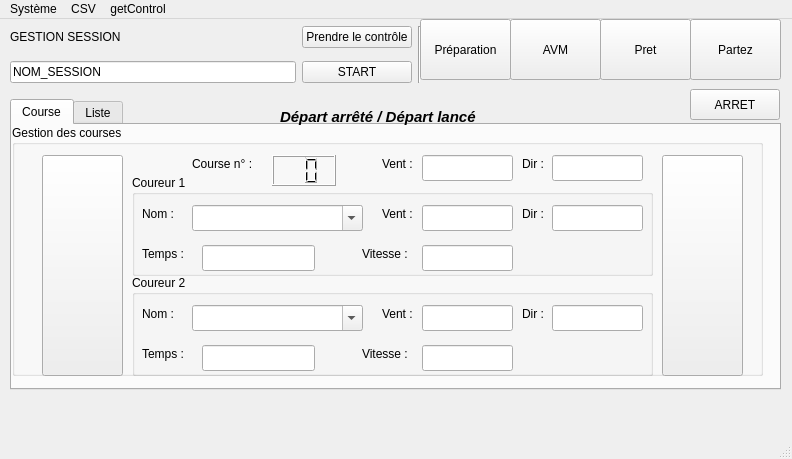
Qt form cguisession.ui (PhASnBenoit/appPMV) before a commit.
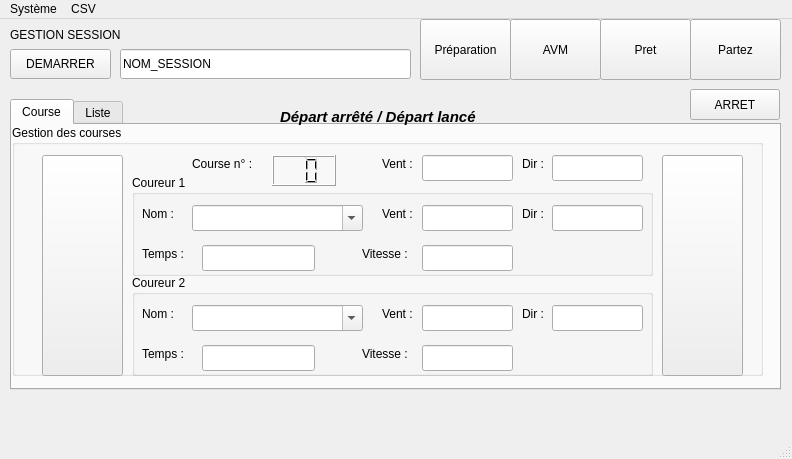
The same form after that commit. Icons and pictures are not drawn.

Commit message: Correction bugs boutons

The edit to the form file:
```diff
--- a/cguisession.ui
+++ b/cguisession.ui
@@ -18,59 +18,6 @@
     <normaloff>.</normaloff>.</iconset>
   </property>
   <widget class="QWidget" name="centralwidget">
-   <widget class="QWidget" name="layoutWidget">
-    <property name="geometry">
-     <rect>
-      <x>10</x>
-      <y>0</y>
-      <width>411</width>
-      <height>71</height>
-     </rect>
-    </property>
-    <layout class="QGridLayout" name="gridLayout" rowstretch="0,0">
-     <property name="sizeConstraint">
-      <enum>QLayout::SetDefaultConstraint</enum>
-     </property>
-     <item row="0" column="0">
-      <widget class="QLabel" name="lGestionSession">
-       <property name="text">
-        <string>GESTION SESSION</string>
-       </property>
-       <property name="alignment">
-        <set>Qt::AlignLeading|Qt::AlignLeft|Qt::AlignVCenter</set>
-       </property>
-      </widget>
-     </item>
-     <item row="1" column="0">
-      <widget class="QLineEdit" name="leNomSession">
-       <property name="text">
-        <string>NOM_SESSION</string>
-       </property>
-      </widget>
-     </item>
-     <item row="0" column="3" rowspan="2">
-      <widget class="Line" name="line">
-       <property name="orientation">
-        <enum>Qt::Vertical</enum>
-       </property>
-      </widget>
-     </item>
-     <item row="0" column="1">
-      <widget class="QPushButton" name="pbControl">
-       <property name="text">
-        <string>Prendre le contrôle</string>
-       </property>
-      </widget>
-     </item>
-     <item row="1" column="1">
-      <widget class="QPushButton" name="pbStart">
-       <property name="text">
-        <string>START</string>
-       </property>
-      </widget>
-     </item>
-    </layout>
-   </widget>
    <widget class="QTabWidget" name="tabWidget">
     <property name="geometry">
      <rect>
@@ -1852,6 +1799,48 @@
      <string>ARRET</string>
     </property>
    </widget>
+   <widget class="QLineEdit" name="leNomSession">
+    <property name="geometry">
+     <rect>
+      <x>120</x>
+      <y>30</y>
+      <width>291</width>
+      <height>30</height>
+     </rect>
+    </property>
+    <property name="text">
+     <string>NOM_SESSION</string>
+    </property>
+   </widget>
+   <widget class="QPushButton" name="pbStart">
+    <property name="geometry">
+     <rect>
+      <x>10</x>
+      <y>30</y>
+      <width>101</width>
+      <height>30</height>
+     </rect>
+    </property>
+    <property name="text">
+     <string>DEMARRER</string>
+    </property>
+   </widget>
+   <widget class="QLabel" name="lGestionSession">
+    <property name="geometry">
+     <rect>
+      <x>10</x>
+      <y>0</y>
+      <width>400</width>
+      <height>31</height>
+     </rect>
+    </property>
+    <property name="text">
+     <string>GESTION SESSION</string>
+    </property>
+    <property name="alignment">
+     <set>Qt::AlignLeading|Qt::AlignLeft|Qt::AlignVCenter</set>
+    </property>
+   </widget>
   </widget>
   <widget class="QMenuBar" name="menubar">
    <property name="geometry">
@@ -1878,15 +1867,8 @@
     <addaction name="actionImport_CSV"/>
     <addaction name="actionExport_CSV_2"/>
    </widget>
-   <widget class="QMenu" name="menugetControl">
-    <property name="title">
-     <string>getControl</string>
-    </property>
-    <addaction name="actionGetControl_2"/>
-   </widget>
    <addaction name="menuSyst_me"/>
    <addaction name="menuCSV"/>
-   <addaction name="menugetControl"/>
   </widget>
   <widget class="QStatusBar" name="statusbar"/>
   <action name="actionRedemarrage">
```
Left out of the diff: 2 changed lines with no effect on the pictures. The commit also changes 4 other files.
